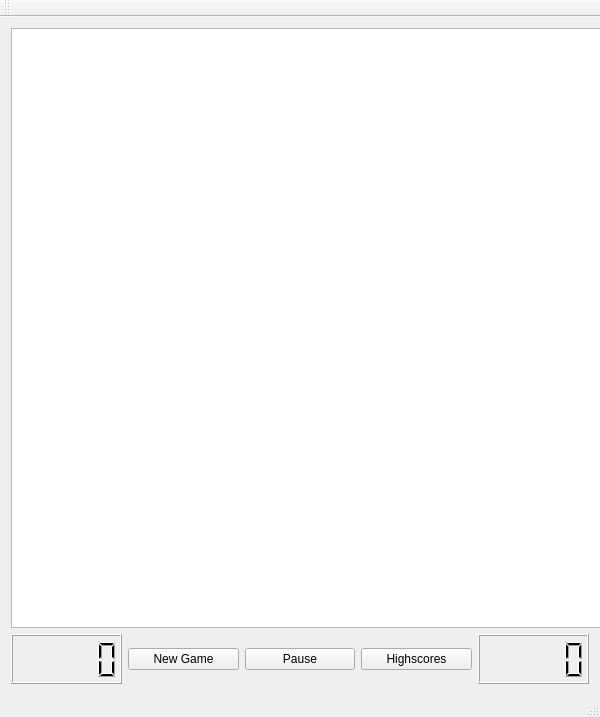
Qt form Minesweeper/mainwindow.ui (AStrand94/MinesweeperQt) before a commit.
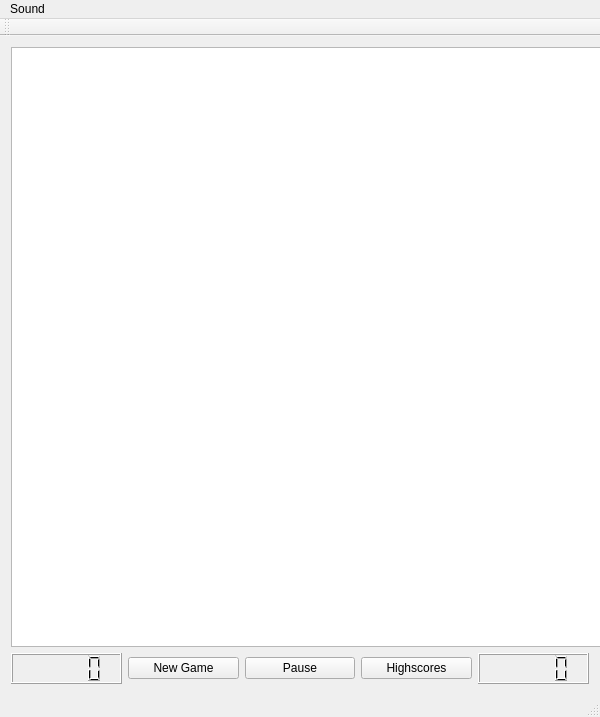
The same form after that commit.

Commit message: Mute button for the bomb sound

Patch:
```diff
--- a/Minesweeper/mainwindow.ui
+++ b/Minesweeper/mainwindow.ui
@@ -85,6 +85,13 @@
      <height>22</height>
     </rect>
    </property>
+   <widget class="QMenu" name="menuSound">
+    <property name="title">
+     <string>Sound</string>
+    </property>
+    <addaction name="actionMute"/>
+   </widget>
+   <addaction name="menuSound"/>
   </widget>
   <widget class="QToolBar" name="mainToolBar">
    <attribute name="toolBarArea">
```
Left out of the diff: 8 changed lines with no effect on the pictures. The commit also changes 5 other files.
